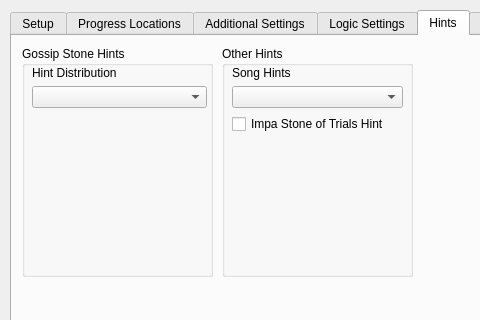
The window that gui/randogui.ui (ssrando/ssrando) describes before a commit, drawn with Qt 5; both pictures show x 0 to 480 and y 0 to 320 of the 1051 by 734 pixel window.
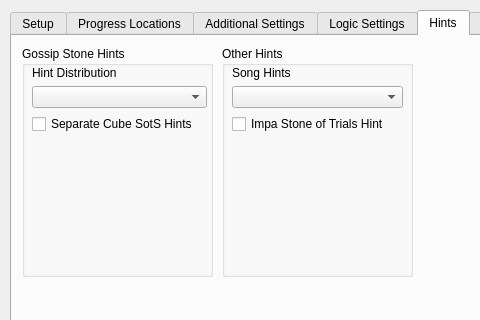
The same window after the commit.

What changed in the file:
```diff
--- a/gui/randogui.ui
+++ b/gui/randogui.ui
@@ -1425,6 +1425,13 @@
           </item>
          </layout>
         </item>
+        <item>
+         <widget class="QCheckBox" name="option_cube_sots">
+          <property name="text">
+           <string>Separate Cube SotS Hints</string>
+          </property>
+         </widget>
+        </item>
         <item>
          <spacer name="verticalSpacer_11">
           <property name="orientation">
```
Left out of the diff: 2 changed lines with no effect on the pictures.
